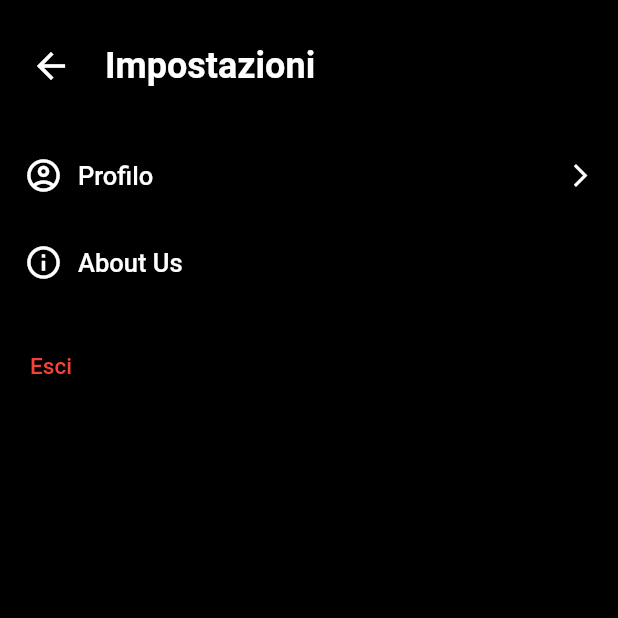
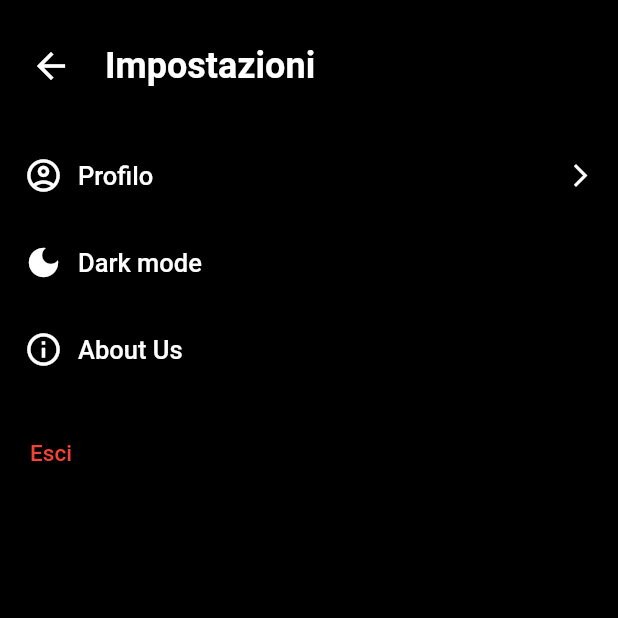
Before and after one commit to Stelk-dev/levant, a Flutter app: the SettingsRoute screen opened directly, on a phone screen of 412 x 824 dp, the top half of it. Run offline on Flutter 3.47's test engine with Material 2 defaults, Android fonts, the phone set to English and light mode, and no system bars; our stand-ins replace cloud_firestore, firebase_auth, firebase_core, firebase_storage, flash, get and 4 more; missing offline and left inert: flutter_facebook_login; accounts and stored records are empty.

Commit message:
Account, settings

```diff
--- a/lib/main/settings/SettingsPage.dart
+++ b/lib/main/settings/SettingsPage.dart
@@ -1,6 +1,8 @@
+import 'package:flutter/cupertino.dart';
 import 'package:flutter/material.dart';
 import 'package:levant/auth/main/login.dart';
 import 'package:levant/auth/service/authentication.dart';
+import 'package:levant/main/settings/pages/profile/profileSettings.dart';
 
 class SettingsRoute extends StatefulWidget {
   @override
@@ -8,6 +10,8 @@ class SettingsRoute extends StatefulWidget {
 }
 
 class _SettingsRouteState extends State<SettingsRoute> {
+  bool darkMode = true;
+
   Widget sectionButton({
     required String title,
     required IconData icon,
@@ -88,7 +92,23 @@ class _SettingsRouteState extends State<SettingsRoute> {
           sectionButton(
             title: "Profilo",
             icon: Icons.account_circle_outlined,
-            function: () {},
+            function: () => Navigator.of(context).push(
+              CupertinoPageRoute(
+                builder: (_) => ProfileRouteSettings(),
+              ),
+            ),
+          ),
+          sectionButton(
+            title: "Dark mode",
+            icon: darkMode ? Icons.dark_mode : Icons.dark_mode_outlined,
+            function: () {
+              setState(() => darkMode = !darkMode);
+            },
+            isNavigatable: false,
+            // TODO: Create a dialog with
+            // Active  Disactive
+            // OR
+            // A simple moon icon which when you tipe it you can change the icon
           ),
           sectionButton(
             title: "About Us",
```
Also changed, not shown: lib/main/settings/pages/profile/profileSettings.dart (added, +22 -0 lines).
